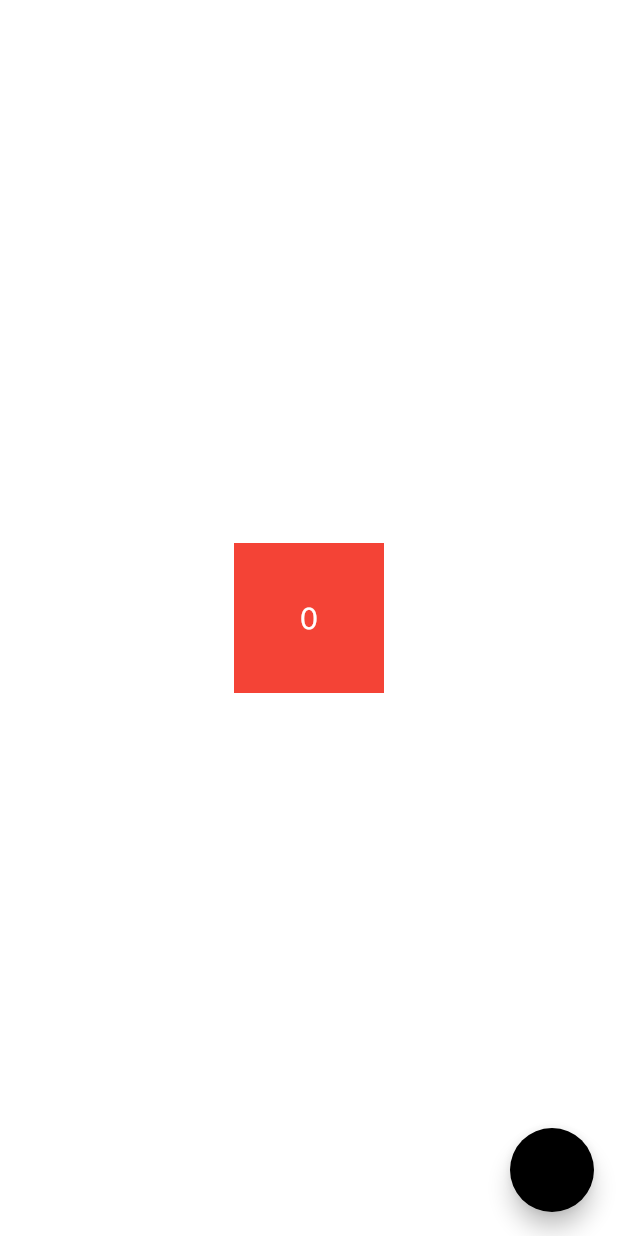
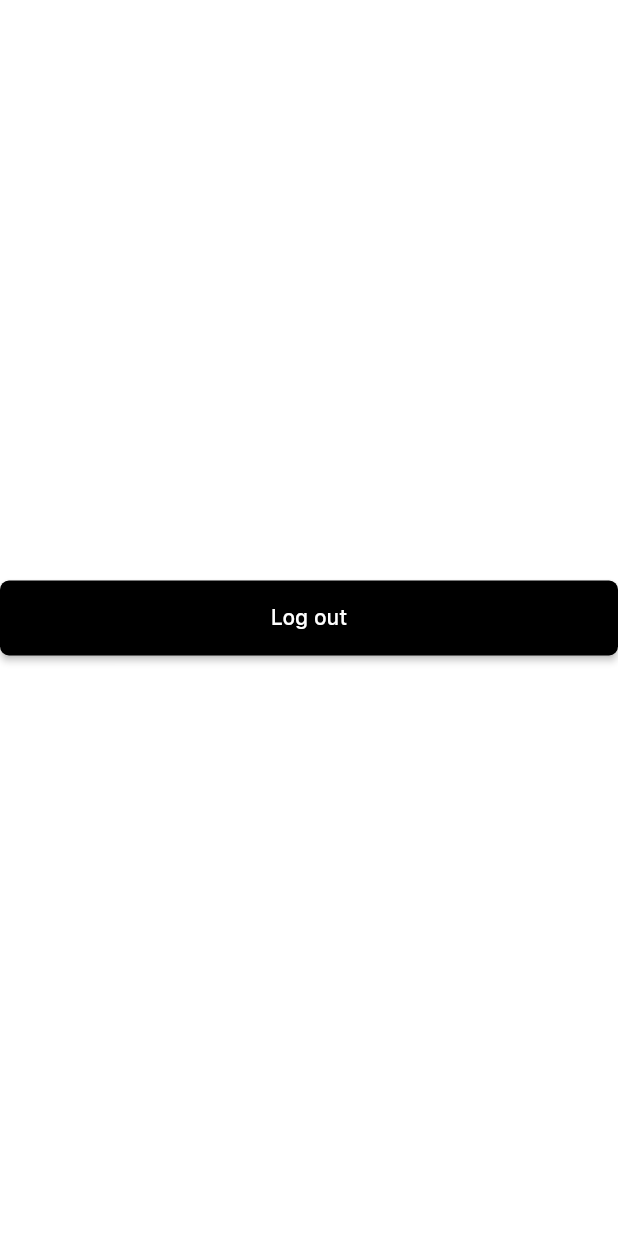
Before and after one commit to fahadimran7/stacked-auth-boilerplate, a Flutter app: the SecondView screen opened by its route, on a phone screen of 412 x 824 dp. Run offline on Flutter 3.47's test engine with Material 2 defaults, Android fonts, the light colour scheme and no system bars; our stand-ins replace auth_buttons, cloud_firestore, firebase_core, freezed_annotation, logger, stacked and 2 more; missing offline and left inert: stacked_firebase_auth; accounts and stored records are empty; generated files the repository leaves out were written again.

Commit message:
feat: navigate based on login status

```diff
--- a/lib/app/app.dart
+++ b/lib/app/app.dart
@@ -9,9 +9,9 @@ import 'package:stacked_firebase_auth/stacked_firebase_auth.dart';
 import 'package:stacked_services/stacked_services.dart';
 
 @StackedApp(routes: [
-  CupertinoRoute(page: StartupView),
+  CupertinoRoute(page: StartupView, initial: true),
   CupertinoRoute(page: SecondView),
-  CupertinoRoute(page: LoginView, initial: true),
+  CupertinoRoute(page: LoginView),
   CupertinoRoute(page: CreateAccountView),
 ], dependencies: [
   LazySingleton(classType: NavigationService),
--- a/lib/app/app.router.dart
+++ b/lib/app/app.router.dart
@@ -17,9 +17,9 @@ import '../ui/second/second_view.dart';
 import '../ui/startup/startup_view.dart';
 
 class Routes {
-  static const String startupView = '/startup-view';
+  static const String startupView = '/';
   static const String secondView = '/second-view';
-  static const String loginView = '/';
+  static const String loginView = '/login-view';
   static const String createAccountView = '/create-account-view';
   static const all = <String>{
     startupView,
--- a/lib/ui/second/second_view.dart
+++ b/lib/ui/second/second_view.dart
@@ -1,6 +1,7 @@
 import 'package:flutter/material.dart';
 import 'package:stacked/stacked.dart';
 import 'package:stacked_architecture/ui/second/second_viewmodel.dart';
+import 'package:stacked_architecture/ui/shared/widgets/busy_button.dart';
 
 class SecondView extends StatelessWidget {
   const SecondView({Key? key}) : super(key: key);
@@ -10,20 +11,11 @@ class SecondView extends StatelessWidget {
     return ViewModelBuilder<SecondViewModel>.reactive(
       viewModelBuilder: () => SecondViewModel(),
       builder: (context, model, child) => Scaffold(
-        floatingActionButton: FloatingActionButton(
-          onPressed: model.doSomething,
-        ),
         body: Center(
-          child: Container(
-            color: Colors.red,
-            width: 100,
-            height: 100,
-            child: Center(
-              child: Text(
-                model.count.toString(),
-                style: const TextStyle(color: Colors.white, fontSize: 20),
-              ),
-            ),
+          child: BusyButton(
+            mainButtonTitle: 'Log out',
+            busy: model.isBusy,
+            onPressed: model.logoutUser,
           ),
         ),
       ),
--- a/lib/ui/second/second_viewmodel.dart
+++ b/lib/ui/second/second_viewmodel.dart
@@ -1,10 +1,22 @@
 import 'package:stacked/stacked.dart';
+import 'package:stacked_architecture/app/app.locator.dart';
+import 'package:stacked_architecture/app/app.router.dart';
+import 'package:stacked_firebase_auth/stacked_firebase_auth.dart';
+import 'package:stacked_services/stacked_services.dart';
 
 class SecondViewModel extends BaseViewModel {
-  int count = 0;
+  final _navigationService = locator<NavigationService>();
+  final _firebaseAuthenticationService =
+      locator<FirebaseAuthenticationService>();
 
-  void doSomething() {
-    count++;
-    notifyListeners();
+  Future<void> logoutUser() async {
+    await resetLocator();
+    await runBusyFuture(_firebaseAuthenticationService.logout());
+    _navigationService.replaceWith(Routes.startupView);
+  }
+
+  resetLocator() async {
+    await locator.reset(dispose: true);
+    setupLocator();
   }
 }
--- a/lib/ui/startup/startup_viewmodel.dart
+++ b/lib/ui/startup/startup_viewmodel.dart
@@ -1,13 +1,27 @@
 import 'package:stacked/stacked.dart';
+import 'package:stacked_architecture/app/app.locator.dart';
+import 'package:stacked_architecture/app/app.logger.dart';
 import 'package:stacked_architecture/app/app.router.dart';
+import 'package:stacked_architecture/services/user_service.dart';
 import 'package:stacked_services/stacked_services.dart';
 
-import '../../app/app.locator.dart';
-
 class StartupViewModel extends BaseViewModel {
+  final log = getLogger('StartupViewModel');
+  final _userService = locator<UserService>();
   final _navigationService = locator<NavigationService>();
 
-  void doSomething() {
-    _navigationService.navigateTo(Routes.secondView);
+  Future<void> runStartUpLogic() async {
+    if (_userService.hasLoggedInUser) {
+      log.v('We have a user session on disk. Sync the user profile...');
+      await _userService.syncUserAccount();
+
+      final currentUser = _userService.currentUser;
+      log.v('User sync complete. User profile $currentUser');
+
+      _navigationService.navigateTo(Routes.secondView);
+    } else {
+      log.v('No user on disk, navigate to login view');
+      _navigationService.replaceWith(Routes.loginView);
+    }
   }
 }
```
Also changed, not shown: lib/ui/startup/startup_view.dart (+7 -5 lines).
